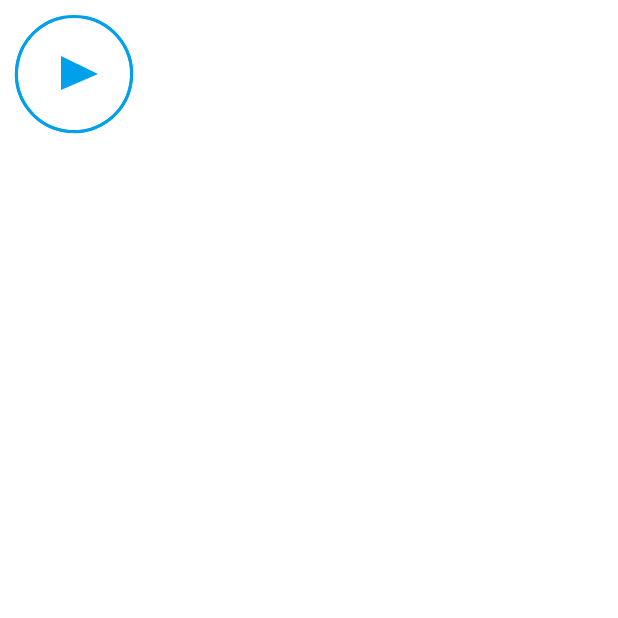
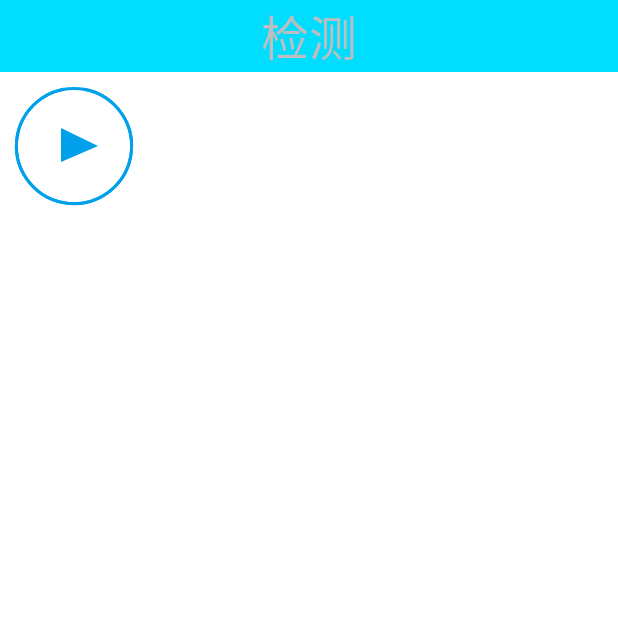
Before and after one commit to myang321/FoodSafety, an Android app: the DetectionActivity screen opened directly, with no data from a screen before it, on a phone screen of 412 x 824 dp, the top half of it. Run offline under Robolectric (Android 15) with nearby library versions, the phone set to English and light mode, and no system bars.

Commit message:
add image button

```diff
--- a/app/src/main/java/app/activities/DetectionActivity.java
+++ b/app/src/main/java/app/activities/DetectionActivity.java
@@ -32,14 +32,14 @@ public class DetectionActivity extends Activity {
         super.onCreate(savedInstanceState);
         setContentView(R.layout.activity_detection);
         sharedPreferenceDelegate = new SharedPreferenceDelegate(this);
-
+        showDetectionButton();
 
     }
 
     @Override
     protected void onResume() {
         super.onResume();
-        showDetectionButton();
+
     }
 
     public void showDetectionButton() {
--- a/app/src/main/res/layout/activity_data_menu.xml
+++ b/app/src/main/res/layout/activity_data_menu.xml
@@ -1,7 +1,7 @@
 <?xml version="1.0" encoding="utf-8"?>
 
 <LinearLayout xmlns:android="http://schemas.android.com/apk/res/android"
-    android:orientation="vertical"
+    android:orientation="horizontal"
     android:layout_width="match_parent"
     android:layout_height="match_parent">
 
--- a/app/src/main/res/layout/activity_detection.xml
+++ b/app/src/main/res/layout/activity_detection.xml
@@ -9,14 +9,24 @@
         android:id="@+id/detection_layer1"
         android:layout_width="fill_parent"
         android:layout_height="fill_parent"
-        android:orientation="horizontal">
+        android:orientation="vertical">
+
+
+        <TextView
+            android:layout_width="fill_parent"
+            android:layout_height="wrap_content"
+            android:background="@android:color/holo_blue_bright"
+            android:textSize="32sp"
+            android:gravity="center"
+            android:textAlignment="gravity"
+            android:text="检测" />
 
         <app.TH_ProgressButton.MasterLayout
             android:id="@+id/MasterLayout01"
             android:layout_width="wrap_content"
             android:layout_height="wrap_content"
-            android:layout_centerHorizontal="true"
-            android:layout_centerVertical="true"
             android:clickable="true"></app.TH_ProgressButton.MasterLayout>
     </LinearLayout>
+
+
 </FrameLayout>
```
Also changed, not shown: app/src/main/res/layout/activity_data.xml (+7 -5 lines), app/src/main/res/layout/activity_me.xml (+1 -9 lines), app/src/main/res/drawable/button_menu.png (added).
